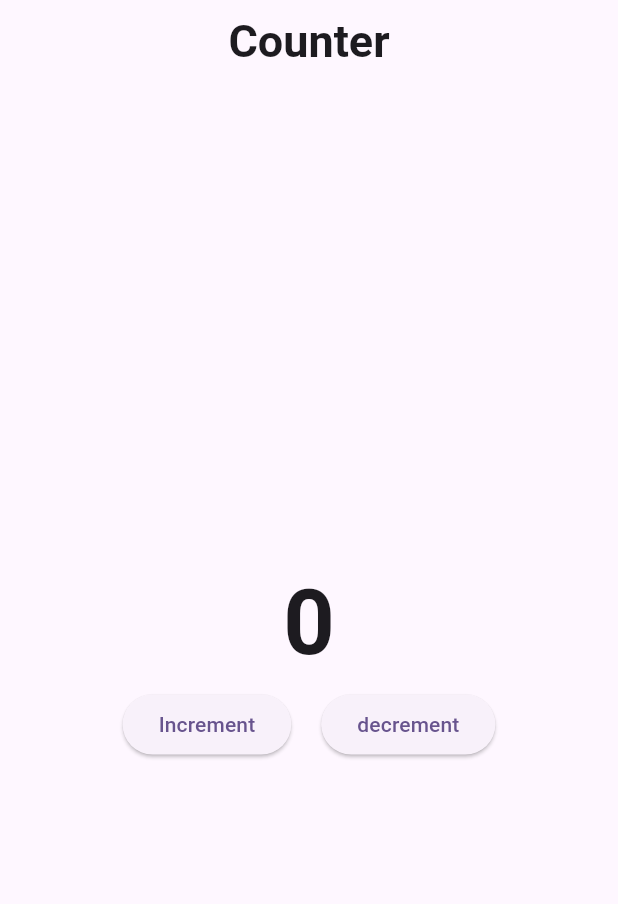
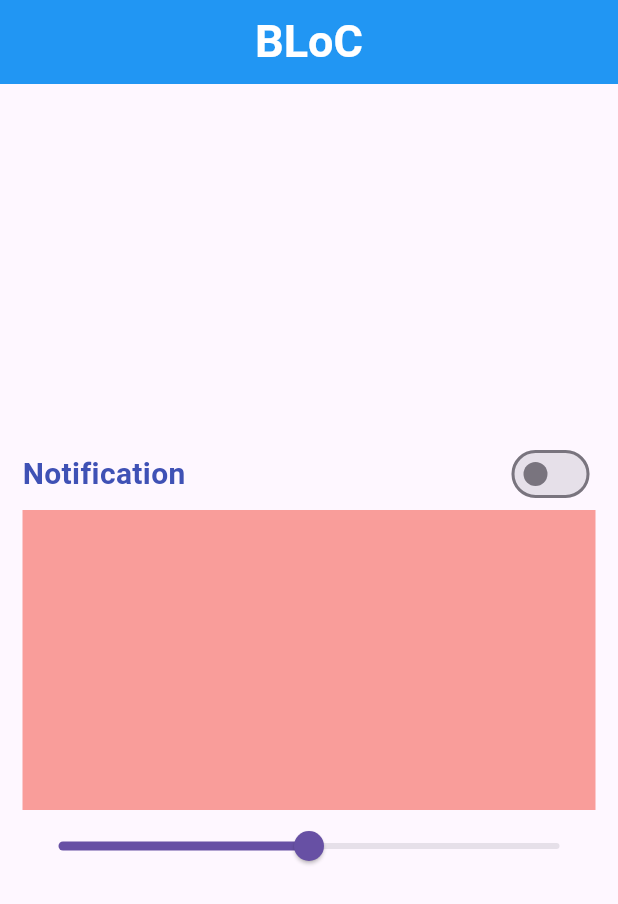
Before and after one commit to R-e-h-a-n-N-a-s-e-e-r/Flutter-BLoC, a Flutter app: the screen it shows after launch, on a phone screen of 412 x 824 dp. Shown: the top 904 px of the screen. Run offline on Flutter 3.47's test engine with Material 3 defaults, Android fonts, the phone set to English and light mode, and no system bars; our stand-ins replace bloc, equatable, flutter_bloc.

Commit message:
BLoC change opacity & Notification with Multiple States

```diff
--- /dev/null
+++ b/lib/BLoC/Switch/switch_bloc.dart
@@ -0,0 +1,21 @@
+import 'package:flutter_bloc/flutter_bloc.dart';
+import 'package:flutter_bloc_practice/BLoC/Switch/switch_events.dart';
+import 'package:flutter_bloc_practice/BLoC/Switch/switch_states.dart';
+
+class SwitchBloc extends Bloc<SwitchEvents, SwitchStates> {
+  SwitchBloc() : super(SwitchStates()) {
+    on<EnableOrDisableNotification>(_enableOrDisableNotification);
+    on<ChangeOpacity>(_changeOpacity);
+  }
+
+  void _enableOrDisableNotification(
+    EnableOrDisableNotification event,
+    Emitter<SwitchStates> emit,
+  ) {
+    emit(state.copyWith(isSwitch: !state.isSwitch));
+  }
+
+  void _changeOpacity(ChangeOpacity event, Emitter<SwitchStates> emit) {
+    emit(state.copyWith(value: event.opacityValue));
+  }
+}
--- /dev/null
+++ b/lib/BLoC/Switch/switch_events.dart
@@ -0,0 +1,17 @@
+import 'package:equatable/equatable.dart';
+
+abstract class SwitchEvents extends Equatable {
+  const SwitchEvents();
+
+  @override
+  // TODO: implement props
+  List<Object?> get props => [];
+}
+
+class EnableOrDisableNotification extends SwitchEvents {}
+
+class ChangeOpacity extends SwitchEvents {
+  final double opacityValue;
+
+  const ChangeOpacity({required this.opacityValue});
+}
--- /dev/null
+++ b/lib/BLoC/Switch/switch_states.dart
@@ -0,0 +1,19 @@
+import 'package:equatable/equatable.dart';
+
+class SwitchStates extends Equatable {
+  final bool isSwitch;
+  final double value;
+
+  const SwitchStates({this.isSwitch = false, this.value = 0.5});
+
+  SwitchStates copyWith({bool? isSwitch, double? value}) {
+    return SwitchStates(
+      isSwitch: isSwitch ?? this.isSwitch,
+      value: value ?? this.value,
+    );
+  }
+
+  @override
+  // TODO: implement props
+  List<Object?> get props => [isSwitch,value];
+}
--- /dev/null
+++ b/lib/UI/Screens/switch_screen.dart
@@ -0,0 +1,93 @@
+import 'package:flutter/material.dart';
+import 'package:flutter_bloc/flutter_bloc.dart';
+import 'package:flutter_bloc_practice/BLoC/Switch/switch_bloc.dart';
+import 'package:flutter_bloc_practice/BLoC/Switch/switch_events.dart';
+import 'package:flutter_bloc_practice/BLoC/Switch/switch_states.dart';
+
+class SwitchScreen extends StatefulWidget {
+  const SwitchScreen({super.key});
+
+  @override
+  State<SwitchScreen> createState() => _SwitchScreenState();
+}
+
+class _SwitchScreenState extends State<SwitchScreen> {
+  @override
+  Widget build(BuildContext context) {
+    print('Rebuilding');
+    return Scaffold(
+      appBar: AppBar(
+        title: const Text(
+          'BLoC',
+          style: TextStyle(
+            color: Colors.white,
+            fontWeight: FontWeight.bold,
+            fontSize: 30,
+          ),
+        ),
+        centerTitle: true,
+        backgroundColor: Colors.blue,
+      ),
+      body: Padding(
+        padding: const EdgeInsets.all(15.0),
+        child: Column(
+          mainAxisAlignment: MainAxisAlignment.center,
+          crossAxisAlignment: CrossAxisAlignment.center,
+          children: [
+            BlocBuilder<SwitchBloc, SwitchStates>(
+              buildWhen: (previous, current) =>
+                  previous.isSwitch != current.isSwitch,
+              builder: (context, state) {
+                print('Change Notification');
+                return Row(
+                  mainAxisAlignment: MainAxisAlignment.spaceBetween,
+                  children: [
+                    Text(
+                      'Notification',
+                      style: TextStyle(
+                        fontWeight: FontWeight.w600,
+                        fontSize: 20,
+                        color: Colors.indigo,
+                      ),
+                    ),
+                    Switch(
+                      value: state.isSwitch,
+                      onChanged: (value) {
+                        context.read<SwitchBloc>().add(
+                          EnableOrDisableNotification(),
+                        );
+                      },
+                    ),
+                  ],
+                );
+              },
+            ),
+            BlocBuilder<SwitchBloc, SwitchStates>(
+              buildWhen: (previous, current) => previous.value != current.value,
+              builder: (context, state) {
+                print('Container Opacity');
+                return Container(
+                  color: Colors.red.withValues(alpha: state.value),
+                  height: 200,
+                );
+              },
+            ),
+
+            BlocBuilder<SwitchBloc, SwitchStates>(
+              builder: (context, state) {
+                return Slider(
+                  value: state.value,
+                  onChanged: (value) {
+                    context.read<SwitchBloc>().add(
+                      ChangeOpacity(opacityValue: value),
+                    );
+                  },
+                );
+              },
+            ),
+          ],
+        ),
+      ),
+    );
+  }
+}
--- a/lib/main.dart
+++ b/lib/main.dart
@@ -1,7 +1,8 @@
 import 'package:flutter/material.dart';
 import 'package:flutter_bloc/flutter_bloc.dart';
 import 'package:flutter_bloc_practice/BLoC/Counter/counter_bloc.dart';
-import 'package:flutter_bloc_practice/UI/Screens/counter_screen.dart';
+import 'package:flutter_bloc_practice/BLoC/Switch/switch_bloc.dart';
+import 'package:flutter_bloc_practice/UI/Screens/switch_screen.dart';
 
 void main() {
   runApp(const MyApp());
@@ -13,14 +14,14 @@ class MyApp extends StatelessWidget {
   // This widget is the root of your application.
   @override
   Widget build(BuildContext context) {
-    return BlocProvider(
-      create: (_) => CounterBloc(),
+    return MultiBlocProvider(
+      providers: [
+        BlocProvider(create: (_) => CounterBloc()),
+        BlocProvider(create: (_) => SwitchBloc()),
+      ],
       child: MaterialApp(
         title: 'Flutter Demo',
-        theme: ThemeData(
-          colorScheme: ColorScheme.fromSeed(seedColor: Colors.deepPurple),
-        ),
-        home: CounterScreen(),
+        home: SwitchScreen(),
       ),
     );
   }
```
